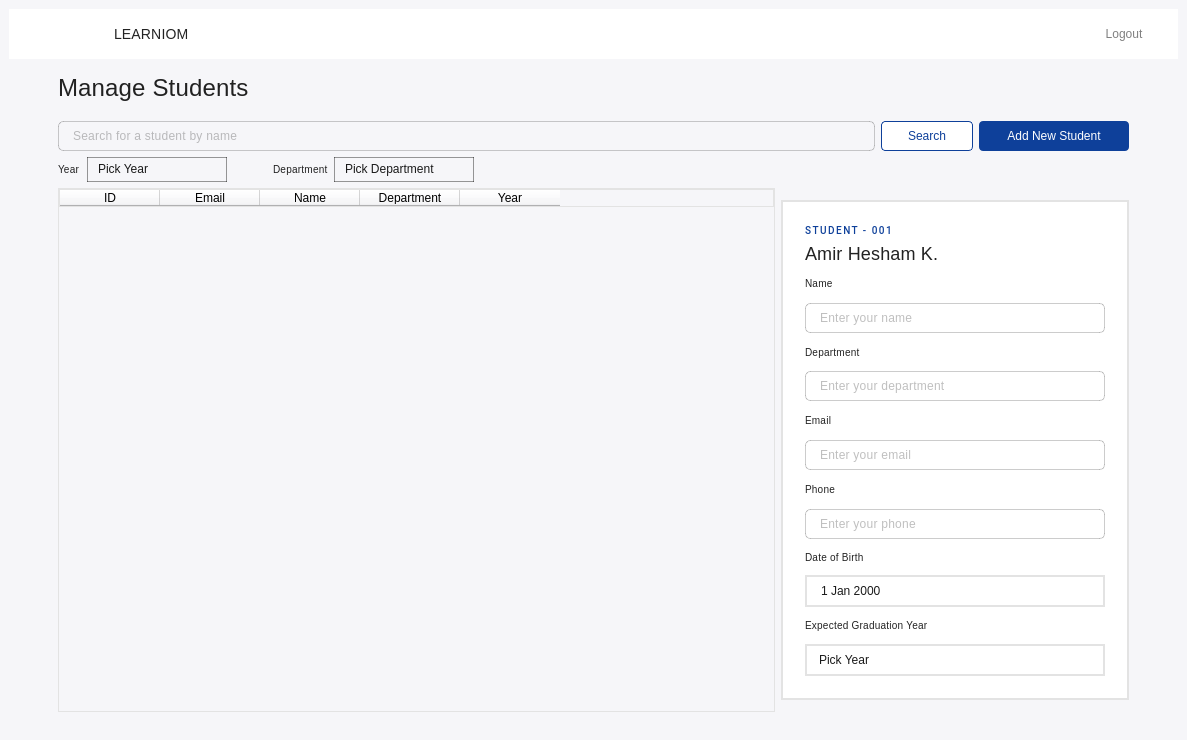
Old version of the form mainwindow.ui in the repository omarmohhameed29/Learniom-Learning-System.
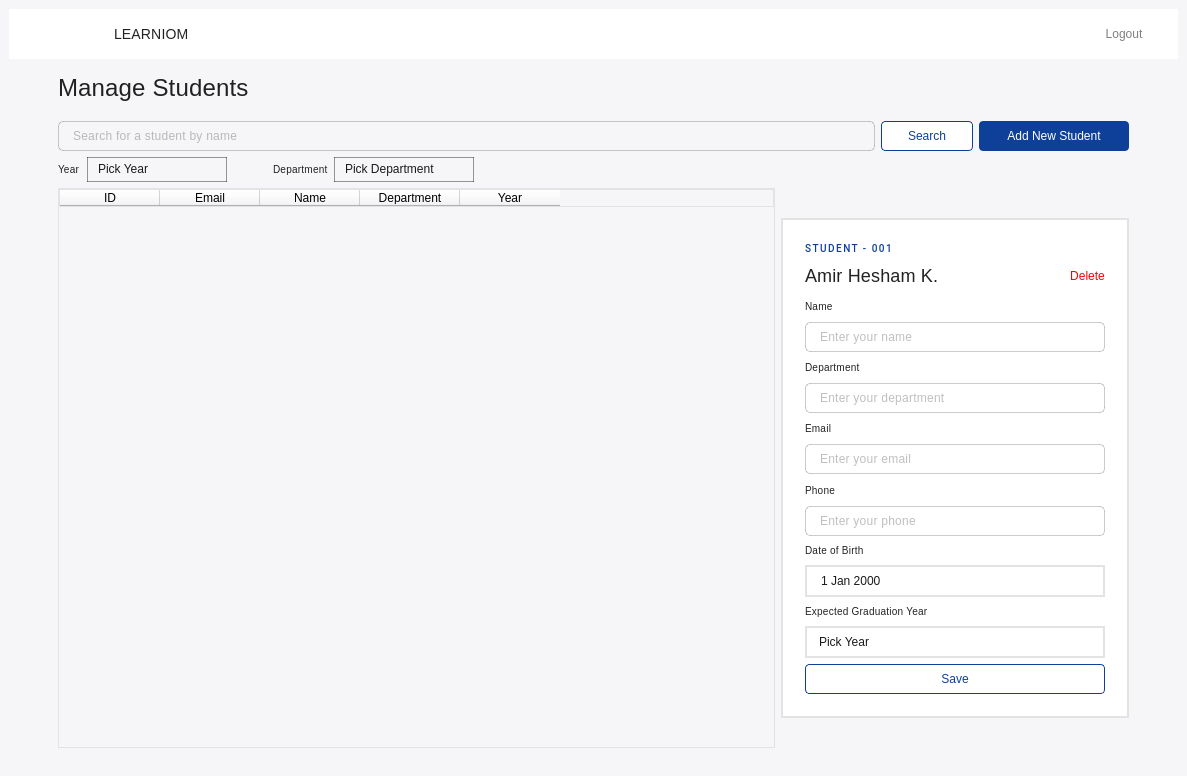
New version of the form. The open tabs and pages were chosen to show the change. Icons and pictures are not drawn.

Commit message: Add delete button to students

The edit to the form file:
```diff
--- a/mainwindow.ui
+++ b/mainwindow.ui
@@ -7,9 +7,15 @@
     <x>0</x>
     <y>0</y>
     <width>1187</width>
-    <height>740</height>
+    <height>776</height>
    </rect>
   </property>
+  <property name="sizePolicy">
+   <sizepolicy hsizetype="Fixed" vsizetype="Preferred">
+    <horstretch>0</horstretch>
+    <verstretch>0</verstretch>
+   </sizepolicy>
+  </property>
   <property name="windowTitle">
    <string>MainWindow</string>
   </property>
@@ -1807,9 +1813,7 @@
        </layout>
       </widget>
       <widget class="QWidget" name="P2_Students">
-       <layout class="QVBoxLayout" name="verticalLayout_34">
-        <item>
-         <layout class="QHBoxLayout" name="horizontalLayout_21">
+       <layout class="QHBoxLayout" name="horizontalLayout_22">
           <item>
            <spacer name="horizontalSpacer_8">
             <property name="orientation">
@@ -2109,7 +2113,7 @@
              </layout>
             </item>
             <item>
-             <layout class="QHBoxLayout" name="horizontalLayout_17">
+           <layout class="QHBoxLayout" name="horizontalLayout_21">
               <item>
                <widget class="QTableWidget" name="tableWidget">
                 <property name="styleSheet">
@@ -2240,6 +2244,8 @@
                   </widget>
                  </item>
                  <item>
+                <layout class="QHBoxLayout" name="horizontalLayout_17">
+                 <item>
                   <widget class="QLabel" name="label_39">
                    <property name="sizePolicy">
                     <sizepolicy hsizetype="Preferred" vsizetype="Fixed">
@@ -2266,6 +2272,32 @@
                   </widget>
                  </item>
                  <item>
+                  <widget class="QPushButton" name="pushButton_5">
+                   <property name="sizePolicy">
+                    <sizepolicy hsizetype="Fixed" vsizetype="Fixed">
+                     <horstretch>0</horstretch>
+                     <verstretch>0</verstretch>
+                    </sizepolicy>
+                   </property>
+                   <property name="minimumSize">
+                    <size>
+                     <width>0</width>
+                     <height>30</height>
+                    </size>
+                   </property>
+                   <property name="styleSheet">
+                    <string notr="true">background: #fff;
+color: red;;
+border: 0;</string>
+                   </property>
+                   <property name="text">
+                    <string>Delete</string>
+                   </property>
+                  </widget>
+                 </item>
+                </layout>
+               </item>
+               <item>
                   <layout class="QVBoxLayout" name="verticalLayout_30">
                    <item>
                     <widget class="QLabel" name="label_42">
@@ -2678,28 +2710,29 @@
                    </item>
                   </layout>
                  </item>
-                </layout>
-               </widget>
-              </item>
-             </layout>
-            </item>
-           </layout>
-          </item>
           <item>
-           <spacer name="horizontalSpacer_9">
-            <property name="orientation">
-             <enum>Qt::Horizontal</enum>
-            </property>
-            <property name="sizeType">
-             <enum>QSizePolicy::Preferred</enum>
-            </property>
-            <property name="sizeHint" stdset="0">
+                <widget class="QPushButton" name="pushButton_4">
+                 <property name="minimumSize">
              <size>
-              <width>40</width>
-              <height>20</height>
-             </size>
-            </property>
-           </spacer>
+                   <width>92</width>
+                   <height>30</height>
+                  </size>
+                 </property>
+                 <property name="styleSheet">
+                  <string notr="true">background: #fff;
+color: #0E409A;
+border: 1px solid;
+border-color:  #0E409A;
+border-radius: 4px;
+min-width: 90px;</string>
+                 </property>
+                 <property name="text">
+                  <string>Save</string>
+                 </property>
+                </widget>
+               </item>
+              </layout>
+             </widget>
           </item>
          </layout>
         </item>
@@ -2715,6 +2748,24 @@
            <size>
             <width>17</width>
             <height>10</height>
+             </size>
+            </property>
+           </spacer>
+          </item>
+         </layout>
+        </item>
+        <item>
+         <spacer name="horizontalSpacer_9">
+          <property name="orientation">
+           <enum>Qt::Horizontal</enum>
+          </property>
+          <property name="sizeType">
+           <enum>QSizePolicy::Preferred</enum>
+          </property>
+          <property name="sizeHint" stdset="0">
+           <size>
+            <width>40</width>
+            <height>20</height>
            </size>
           </property>
          </spacer>
```
Left out of the diff: 2 changed lines with no effect on the pictures. Lines whose indentation alone changed are shown as unchanged.
